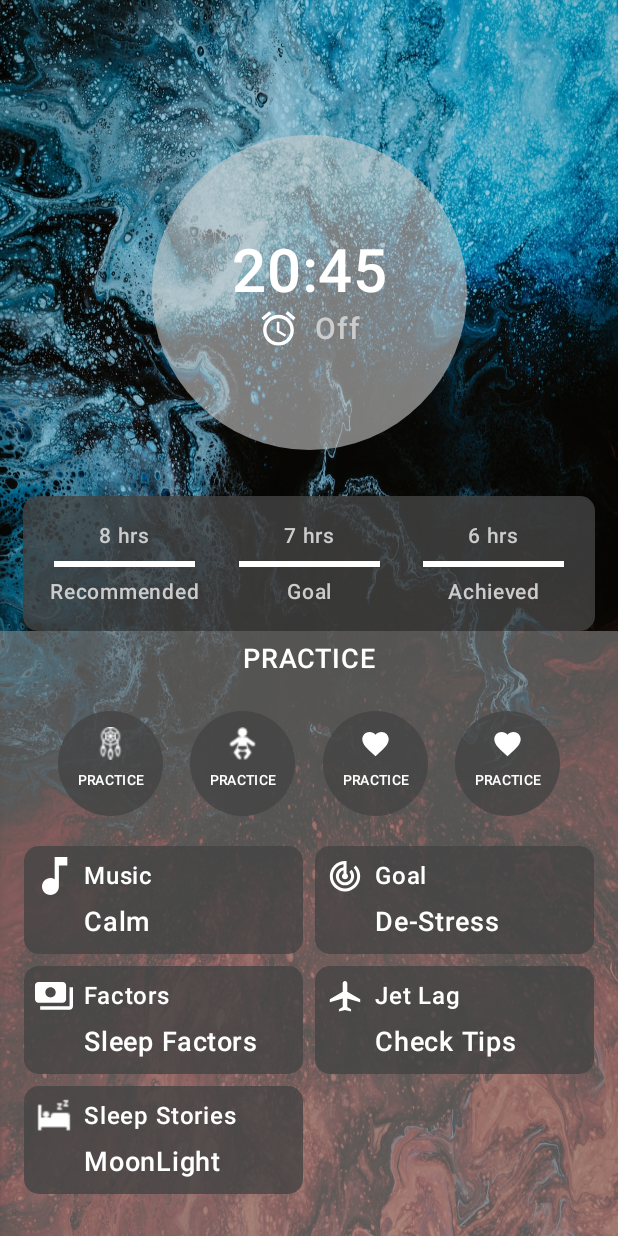
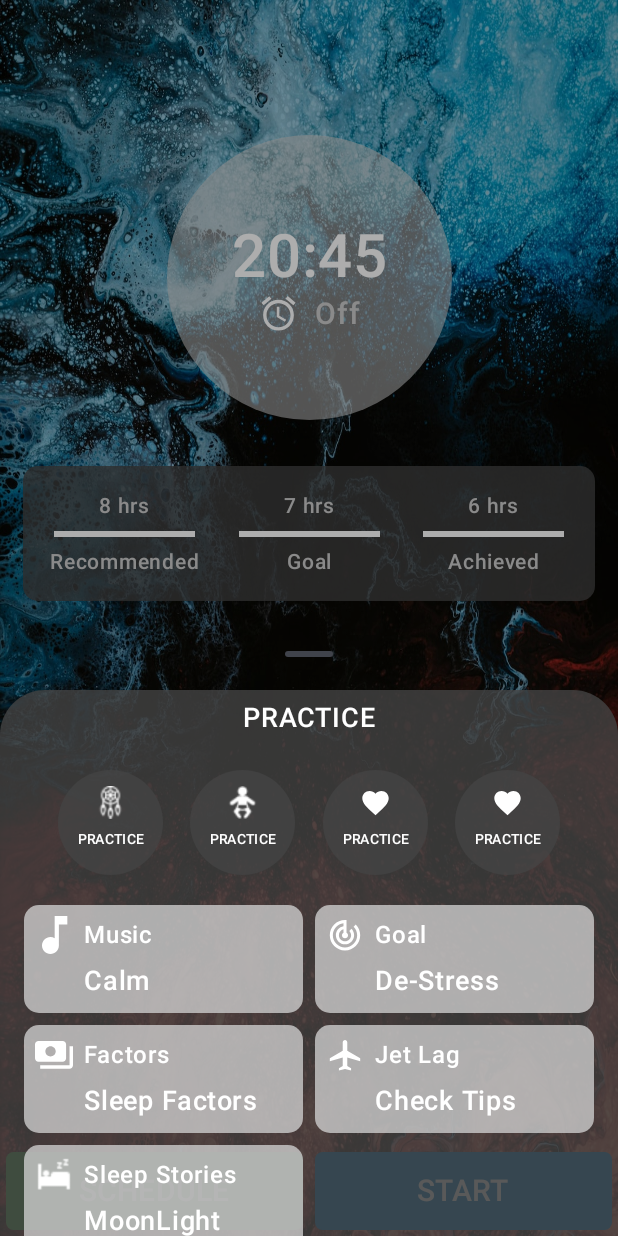
Before and after one commit to ashupandey1620/Sleep, an Android app built with Jetpack Compose: the HomeScreen screen opened through its navigation route, on a phone screen of 412 x 824 dp. Run offline under Robolectric (Android 15) with nearby library versions, the phone set to English and light mode, and no system bars; our stand-ins replace Dagger/Hilt's generated code.

Commit message:
Home Page

```diff
--- a/app/src/main/java/com/ashutosh/sleep/Components/BottomSheet.kt
+++ b/app/src/main/java/com/ashutosh/sleep/Components/BottomSheet.kt
@@ -1,10 +1,14 @@
 package com.ashutosh.sleep.Components
 
+import androidx.compose.foundation.layout.WindowInsets
+import androidx.compose.foundation.shape.RoundedCornerShape
 import androidx.compose.material3.BottomSheetDefaults
 import androidx.compose.material3.ExperimentalMaterial3Api
 import androidx.compose.material3.ModalBottomSheet
 import androidx.compose.material3.rememberModalBottomSheetState
 import androidx.compose.runtime.Composable
+import androidx.compose.ui.graphics.Color
+import androidx.compose.ui.unit.dp
 
 @OptIn(ExperimentalMaterial3Api::class)
 @Composable
@@ -12,10 +16,13 @@ fun BottomSheet(onDismiss: () -> Unit) {
     val modalBottomSheetState = rememberModalBottomSheetState()
 
     ModalBottomSheet(
+        shape = RoundedCornerShape(30.dp) ,
         onDismissRequest = { onDismiss() },
         sheetState = modalBottomSheetState,
         dragHandle = { BottomSheetDefaults.DragHandle() },
+        containerColor = Color.Transparent,
+//        scrimColor = Color.DarkGray.copy(alpha = 0.4f)
     ) {
-        //Here is the Content
+        HomeScreenBottom()
     }
 }
--- a/app/src/main/java/com/ashutosh/sleep/Components/HomeScreenBottom.kt
+++ b/app/src/main/java/com/ashutosh/sleep/Components/HomeScreenBottom.kt
@@ -53,7 +53,8 @@ fun HomeScreenBottom() {
         modifier = Modifier
             .fillMaxWidth()
             .wrapContentHeight()
-            .background(Color.Gray.copy(alpha = 0.6f)) ,
+            .clip(RoundedCornerShape(30.dp))
+            .background(Color.DarkGray.copy(alpha = 0.8f)) ,
         verticalArrangement = Arrangement.Center ,
         horizontalAlignment = Alignment.CenterHorizontally
     ) {
@@ -157,7 +158,7 @@ fun HomeScreenBottom() {
                 .padding(horizontal = 10.dp)
                 .padding(bottom = 10.dp)
                 .clip(RoundedCornerShape(10.dp))
-                .background(Color.DarkGray.copy(alpha = 0.6f))
+                .background(Color.LightGray.copy(alpha = 0.6f))
             ,
             horizontalArrangement = Arrangement.Center ,
             verticalAlignment = Alignment.Top
--- a/app/src/main/java/com/ashutosh/sleep/Components/SupportActionItemHome.kt
+++ b/app/src/main/java/com/ashutosh/sleep/Components/SupportActionItemHome.kt
@@ -41,7 +41,7 @@ fun SupportActionItemHome(
             .fillMaxWidth()
             .wrapContentHeight()
             .clip(RoundedCornerShape(10.dp))
-            .background(Color.DarkGray.copy(alpha = 0.8f))
+            .background(Color.LightGray.copy(alpha = 0.8f))
 
 
     ) {
--- a/app/src/main/java/com/ashutosh/sleep/Screens/HomeScreen.kt
+++ b/app/src/main/java/com/ashutosh/sleep/Screens/HomeScreen.kt
@@ -10,6 +10,7 @@ import androidx.compose.foundation.layout.Column
 import androidx.compose.foundation.layout.PaddingValues
 import androidx.compose.foundation.layout.Row
 import androidx.compose.foundation.layout.Spacer
+import androidx.compose.foundation.layout.fillMaxHeight
 import androidx.compose.foundation.layout.fillMaxSize
 import androidx.compose.foundation.layout.fillMaxWidth
 import androidx.compose.foundation.layout.height
@@ -25,6 +26,8 @@ import androidx.compose.foundation.shape.RoundedCornerShape
 import androidx.compose.foundation.verticalScroll
 import androidx.compose.material.icons.Icons
 import androidx.compose.material.icons.filled.AccessAlarms
+import androidx.compose.material3.Button
+import androidx.compose.material3.ButtonDefaults
 import androidx.compose.material3.Icon
 import androidx.compose.material3.Scaffold
 import androidx.compose.material3.Text
@@ -44,6 +47,7 @@ import androidx.compose.ui.text.font.FontWeight
 import androidx.compose.ui.tooling.preview.Preview
 import androidx.compose.ui.unit.dp
 import androidx.compose.ui.unit.sp
+import com.ashutosh.sleep.Components.BottomSheet
 import com.ashutosh.sleep.Components.HomeScreenBottom
 import com.ashutosh.sleep.Components.SupportActionItemHome
 import com.ashutosh.sleep.R
@@ -62,7 +66,7 @@ fun HomeScreen(
 //    navController: NavController
 ) {
 
-    var showSheet by remember { mutableStateOf(false) }
+    var showSheet by remember { mutableStateOf(true) }
 
     val painter: Painter = painterResource(id = R.drawable.back)
 
@@ -75,6 +79,46 @@ fun HomeScreen(
 //                     navController,
 //                     "Sleep Tool"
 //                 )
+        } ,
+        bottomBar = {
+
+                    Row (modifier = Modifier
+                        .fillMaxWidth()
+                        .height(60.dp)){
+
+                        Button(colors = ButtonDefaults.buttonColors(Color(0xFF43a047)), shape = RoundedCornerShape(5.dp) , modifier = Modifier
+                            .fillMaxWidth(0.5f)
+                            .fillMaxHeight()
+                            .padding(4.dp), onClick = { /*TODO*/ }) {
+                            Text(
+                                text = "SCHEDULE" ,
+                                color = Color.White ,
+                                fontSize = 20.sp ,
+                                fontWeight = FontWeight.Medium ,
+                            )
+                        }
+
+
+                        Button(colors = ButtonDefaults.buttonColors(Color(0xFF0277bd)),shape = RoundedCornerShape(5.dp),modifier = Modifier
+                            .fillMaxWidth()
+                            .fillMaxHeight()
+                            .padding(4.dp), onClick = { /*TODO*/ }) {
+                            Text(
+                                text = "START" ,
+                                color = Color.White ,
+                                fontSize = 20.sp ,
+                                fontWeight = FontWeight.Medium ,
+                            )
+                        }
+
+                    }
+
+
+                    if (showSheet) {
+                        BottomSheet() {
+                            showSheet = false
+                        }
+                    }
         } ,
         content = {
 
@@ -110,7 +154,7 @@ fun HomeScreen(
 
                     Column(
                         modifier = Modifier
-                            .size(210.dp)
+                            .size(190.dp)
                             .clip(CircleShape)
                             .background(Color.LightGray.copy(alpha = 0.6f))
                         ,
@@ -178,7 +222,7 @@ fun HomeScreen(
                         TaskStatus(time="6 hrs",status="Achieved")
                     }
 
-                    HomeScreenBottom()
+
 
                 }
             }
```
